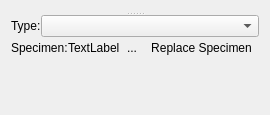
This is src/scipyen/gui/widgets/dataclasswidgets/biologicalsourcewidget.ui in ctigaret/scipyen as Qt 5 draws it before an edit. The edited form follows.
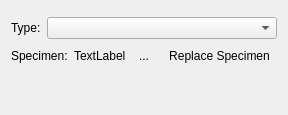
This is the edited form. Icons and pictures are not drawn. Custom widgets are drawn as their Qt base class.

What changed in the file:
```diff
--- a/src/scipyen/gui/widgets/dataclasswidgets/biologicalsourcewidget.ui
+++ b/src/scipyen/gui/widgets/dataclasswidgets/biologicalsourcewidget.ui
@@ -15,30 +15,6 @@
   </property>
   <layout class="QGridLayout" name="gridLayout">
    <item row="0" column="0">
-    <widget class="QSplitter" name="splitter">
-     <property name="orientation">
-      <enum>Qt::Orientation::Vertical</enum>
-     </property>
-     <property name="handleWidth">
-      <number>3</number>
-     </property>
-     <widget class="DataExchangeWidget" name="dataExchangeWidget" native="true">
-      <property name="sizePolicy">
-       <sizepolicy hsizetype="Preferred" vsizetype="Minimum">
-        <horstretch>0</horstretch>
-        <verstretch>0</verstretch>
-       </sizepolicy>
-      </property>
-     </widget>
-     <widget class="QWidget" name="layoutWidget">
-      <layout class="QVBoxLayout" name="verticalLayout">
-       <property name="spacing">
-        <number>0</number>
-       </property>
-       <property name="sizeConstraint">
-        <enum>QLayout::SizeConstraint::SetMinimumSize</enum>
-       </property>
-       <item>
         <widget class="NameDescriptionWidget" name="nameDescriptionWidget" native="true">
          <property name="sizePolicy">
           <sizepolicy hsizetype="Preferred" vsizetype="Minimum">
@@ -48,7 +24,7 @@
          </property>
         </widget>
        </item>
-       <item>
+   <item row="1" column="0">
         <layout class="QHBoxLayout" name="horizontalLayout_2">
          <item>
           <widget class="QLabel" name="label">
@@ -72,7 +48,7 @@
          </item>
         </layout>
        </item>
-       <item>
+   <item row="2" column="0">
         <layout class="QHBoxLayout" name="horizontalLayout">
          <item>
           <widget class="QLabel" name="label_2">
@@ -137,11 +113,7 @@
          </item>
         </layout>
        </item>
-      </layout>
-     </widget>
-    </widget>
-   </item>
-   <item row="1" column="0">
+   <item row="3" column="0">
     <spacer name="verticalSpacer">
      <property name="orientation">
       <enum>Qt::Orientation::Vertical</enum>
@@ -157,12 +129,6 @@
   </layout>
  </widget>
  <customwidgets>
-  <customwidget>
-   <class>DataExchangeWidget</class>
-   <extends>QWidget</extends>
-   <header location="global">gui.widgets.dataclasswidgets.dataexchangewidget</header>
-   <container>1</container>
-  </customwidget>
   <customwidget>
    <class>NameDescriptionWidget</class>
    <extends>QWidget</extends>
```
Lines whose indentation alone changed are shown as unchanged.
